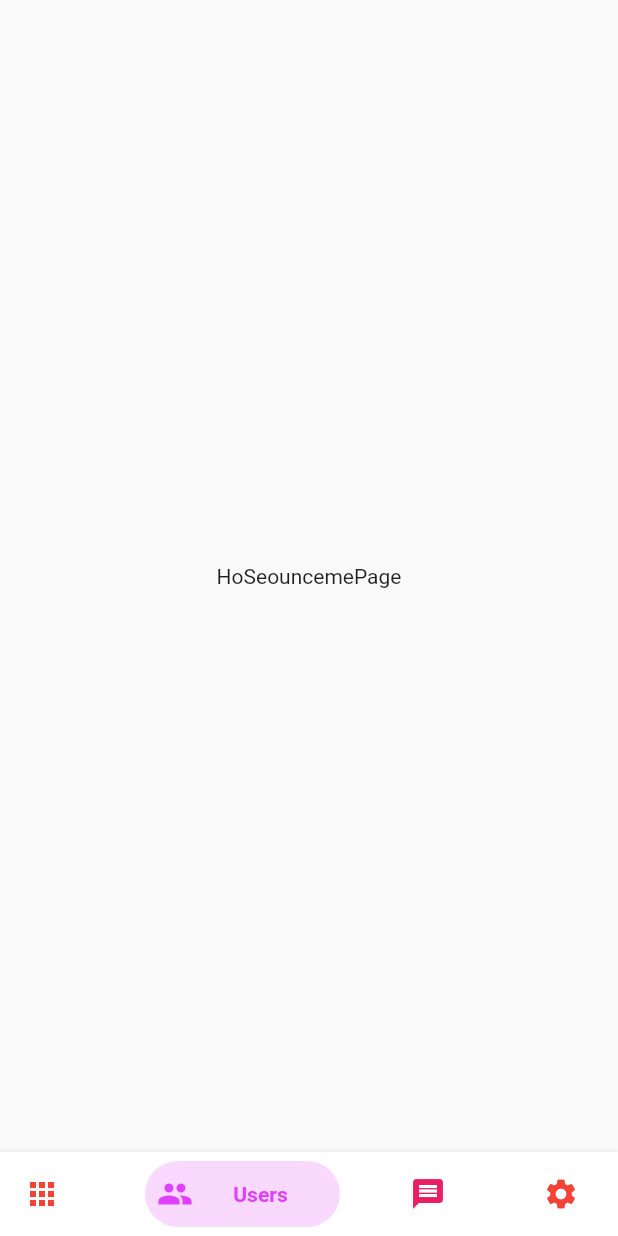
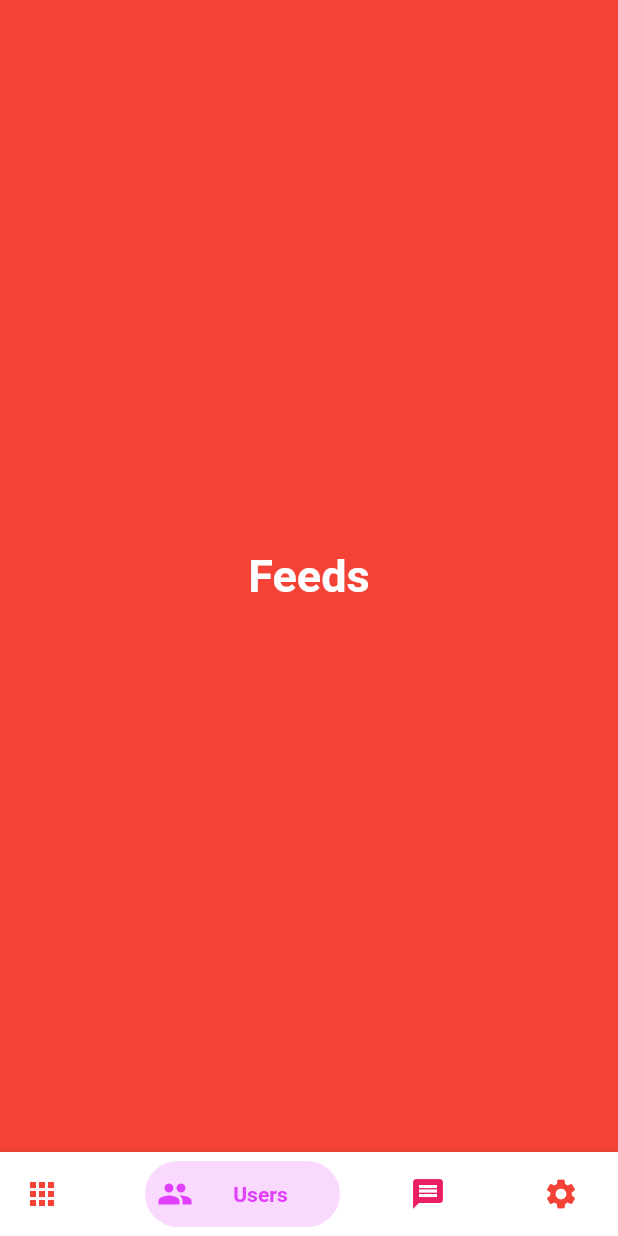
Before and after one commit to xaakib/newsapp_v2, a Flutter app: the screen it shows after launch, item 2 of the bottom bar chosen, on a phone screen of 412 x 824 dp. Run offline on Flutter 3.47's test engine with Material 2 defaults, Android fonts, the phone set to English and light mode, and no system bars; drawn by our look-alikes of bottom_navy_bar.

Commit message:
done screens

```diff
--- /dev/null
+++ b/lib/screens/feeds_screen.dart
@@ -0,0 +1,25 @@
+import 'package:flutter/material.dart';
+
+class FeedsScreen extends StatefulWidget {
+  @override
+  _FeedsScreenState createState() => _FeedsScreenState();
+}
+
+class _FeedsScreenState extends State<FeedsScreen> {
+  @override
+  Widget build(BuildContext context) {
+    return Scaffold(
+      backgroundColor: Colors.red,
+      body: Center(
+        child: Text(
+          "Feeds",
+          style: TextStyle(
+            color: Colors.white,
+            fontSize: 30,
+            fontWeight: FontWeight.bold,
+          ),
+        ),
+      ),
+    );
+  }
+}
--- a/lib/screens/home_screen.dart
+++ b/lib/screens/home_screen.dart
@@ -1,6 +1,8 @@
 import 'package:bottom_navy_bar/bottom_navy_bar.dart';
 import 'package:flutter/material.dart';
 
+import 'feeds_screen.dart';
+import 'notification_screen.dart';
 import 'pages/homepage.dart';
 import 'pages/settings_screen.dart';
 
@@ -14,12 +16,8 @@ class _HomeScreenState extends State<HomeScreen> {
 
   List listOfPage = [
     HomePage(),
-    Container(
-      child: Center(child: Text("HoSeouncemePage")),
-    ),
-    Container(
-      child: Center(child: Text("HomePage")),
-    ),
+    FeedsScreen(),
+    NotificationScreen(),
     SettingsScreen(),
   ];
 
```
Also changed, not shown: lib/screens/notification_screen.dart (added, +25 -0 lines).
